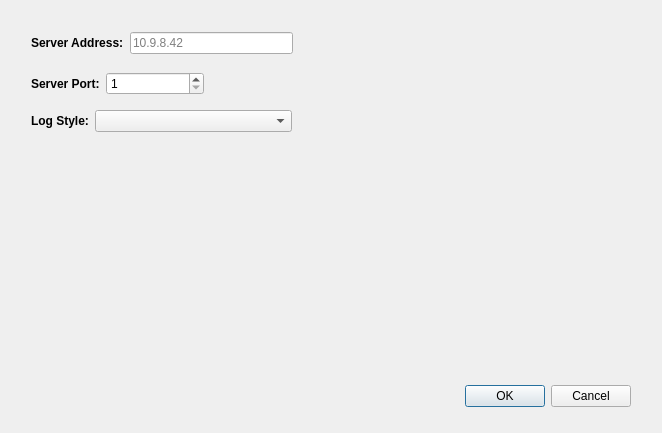
Before: the Qt Designer form prefsdialog.ui in jeremyncapps1821/SystemsChangeLog, drawn with Qt 5.
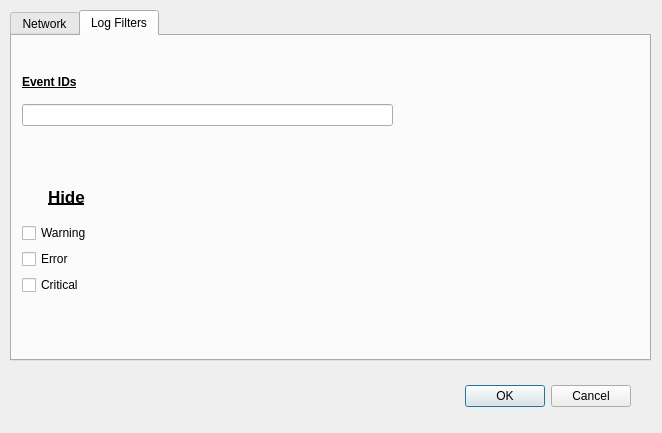
After: the same form once the commit is applied. The open tabs and pages were chosen to show the change.

Diff of the .ui file:
```diff
--- a/prefsdialog.ui
+++ b/prefsdialog.ui
@@ -29,15 +29,63 @@
     <set>QDialogButtonBox::Cancel|QDialogButtonBox::Ok</set>
    </property>
   </widget>
-  <widget class="QWidget" name="layoutWidget">
+  <widget class="QTabWidget" name="tabWidget">
    <property name="geometry">
     <rect>
-     <x>31</x>
-     <y>72</y>
-     <width>173</width>
-     <height>32</height>
+     <x>10</x>
+     <y>10</y>
+     <width>641</width>
+     <height>351</height>
     </rect>
    </property>
+   <property name="tabShape">
+    <enum>QTabWidget::Rounded</enum>
+   </property>
+   <property name="currentIndex">
+    <number>0</number>
+   </property>
+   <widget class="QWidget" name="networkTab">
+    <attribute name="title">
+     <string>Network</string>
+    </attribute>
+    <widget class="QWidget" name="">
+     <property name="geometry">
+      <rect>
+       <x>20</x>
+       <y>40</y>
+       <width>281</width>
+       <height>111</height>
+      </rect>
+     </property>
+     <layout class="QFormLayout" name="serverLayout">
+      <item row="0" column="0">
+       <layout class="QFormLayout" name="serverAddressFormLayout">
+        <item row="0" column="1">
+         <widget class="QLineEdit" name="serverAddressLineEdit">
+          <property name="text">
+           <string/>
+          </property>
+          <property name="placeholderText">
+           <string>10.9.8.42</string>
+          </property>
+         </widget>
+        </item>
+        <item row="0" column="0">
+         <widget class="QLabel" name="serverAddressLabel">
+          <property name="font">
+           <font>
+            <weight>75</weight>
+            <bold>true</bold>
+           </font>
+          </property>
+          <property name="text">
+           <string>Server Address:</string>
+          </property>
+         </widget>
+        </item>
+       </layout>
+      </item>
+      <item row="1" column="0">
    <layout class="QFormLayout" name="serverPortFormLayout">
     <item row="0" column="0">
      <widget class="QLabel" name="serverPortLabel">
@@ -68,18 +116,6 @@
       </property>
      </widget>
     </item>
-   </layout>
-  </widget>
-  <widget class="QWidget" name="layoutWidget">
-   <property name="geometry">
-    <rect>
-     <x>31</x>
-     <y>32</y>
-     <width>262</width>
-     <height>34</height>
-    </rect>
-   </property>
-   <layout class="QFormLayout" name="serverAddressFormLayout">
     <item row="0" column="0">
      <widget class="QLabel" name="serverAddressLabel">
       <property name="font">
@@ -104,16 +140,8 @@
      </widget>
     </item>
    </layout>
-  </widget>
-  <widget class="QWidget" name="layoutWidget">
-   <property name="geometry">
-    <rect>
-     <x>31</x>
-     <y>110</y>
-     <width>261</width>
-     <height>30</height>
-    </rect>
-   </property>
+      </item>
+      <item row="2" column="0" colspan="2">
    <layout class="QFormLayout" name="logStyleFormLayout">
     <item row="0" column="0">
      <widget class="QLabel" name="logStyleLabel">
@@ -132,6 +160,100 @@
      <widget class="QComboBox" name="logStyleComboBox"/>
     </item>
    </layout>
+      </item>
+     </layout>
+    </widget>
+   </widget>
+   <widget class="QWidget" name="filtersTab">
+    <attribute name="title">
+     <string>Log Filters</string>
+    </attribute>
+    <widget class="QWidget" name="layoutWidget">
+     <property name="geometry">
+      <rect>
+       <x>10</x>
+       <y>30</y>
+       <width>371</width>
+       <height>60</height>
+      </rect>
+     </property>
+     <layout class="QVBoxLayout" name="eventIdLayout">
+      <item>
+       <widget class="QLabel" name="eventsLabel">
+        <property name="font">
+         <font>
+          <weight>75</weight>
+          <bold>true</bold>
+          <underline>true</underline>
+         </font>
+        </property>
+        <property name="text">
+         <string>Event IDs</string>
+        </property>
+       </widget>
+      </item>
+      <item>
+       <widget class="QLineEdit" name="eventsLineEdit">
+        <property name="toolTip">
+         <string>Input a comma seperated list of events to hide (eg 1492,42,27)</string>
+        </property>
+       </widget>
+      </item>
+     </layout>
+    </widget>
+    <widget class="QWidget" name="layoutWidget">
+     <property name="geometry">
+      <rect>
+       <x>10</x>
+       <y>140</y>
+       <width>89</width>
+       <height>119</height>
+      </rect>
+     </property>
+     <layout class="QVBoxLayout" name="levelLayout">
+      <item alignment="Qt::AlignHCenter">
+       <widget class="QLabel" name="levelLabel">
+        <property name="font">
+         <font>
+          <pointsize>13</pointsize>
+          <weight>75</weight>
+          <bold>true</bold>
+          <underline>true</underline>
+         </font>
+        </property>
+        <property name="text">
+         <string>Hide</string>
+        </property>
+       </widget>
+      </item>
+      <item>
+       <layout class="QVBoxLayout" name="checkBoxLayout">
+        <item>
+         <widget class="QCheckBox" name="warningCheckBox">
+          <property name="text">
+           <string>Warning</string>
+          </property>
+         </widget>
+        </item>
+        <item>
+         <widget class="QCheckBox" name="errorCheckBox">
+          <property name="text">
+           <string>Error</string>
+          </property>
+         </widget>
+        </item>
+        <item>
+         <widget class="QCheckBox" name="criticalCheckBox">
+          <property name="text">
+           <string>Critical</string>
+          </property>
+         </widget>
+        </item>
+       </layout>
+      </item>
+     </layout>
+    </widget>
+   </widget>
   </widget>
  </widget>
  <resources/>
```
Left out of the diff: 27 changed lines with no effect on the pictures. Lines whose indentation alone changed are shown as unchanged.
